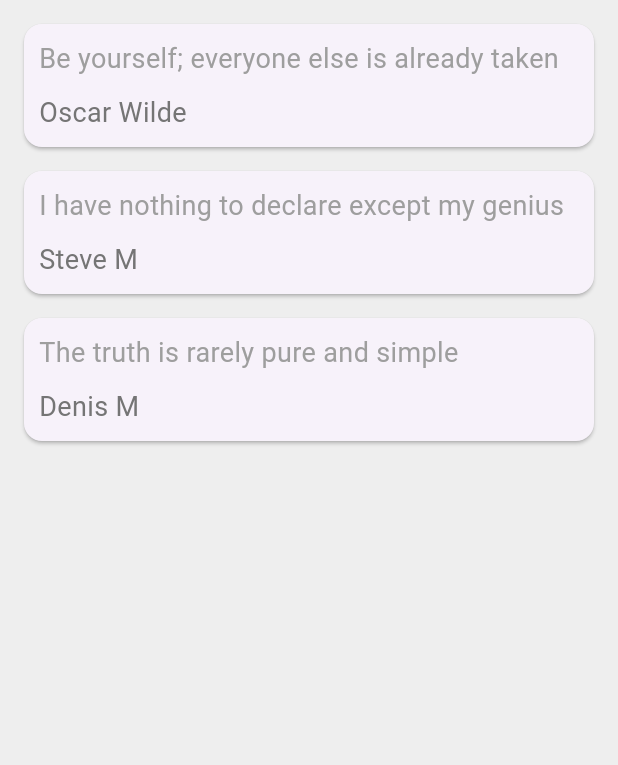
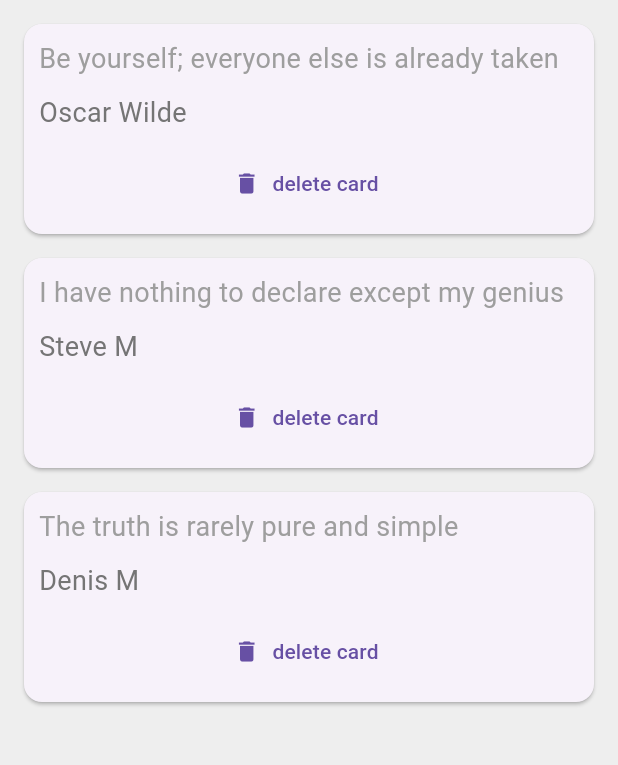
Before and after one commit to Gichunga/quoty, a Flutter app: the screen it shows after launch, on a phone screen of 412 x 824 dp, the part 84-849 px from its top. Run offline on Flutter 3.47's test engine with Material 3 defaults, Android fonts, the phone set to English and light mode, and no system bars.

Commit message:
add delete functiionality to quotes

```diff
--- a/lib/main.dart
+++ b/lib/main.dart
@@ -36,7 +36,14 @@ class _QuoteListState extends State<QuoteList> {
         ),
       ),
       body: Column(
-        children: quotes.map((quote) => QuoteCard(quote: quote)).toList(),
+        children: quotes.map((quote) => QuoteCard(
+          quote: quote,
+          delete: () {
+            setState(() {
+              quotes.remove(quote);
+            });
+          }
+        )).toList(),
       ),
     );
   }
--- a/lib/quote_card.dart
+++ b/lib/quote_card.dart
@@ -3,11 +3,8 @@ import 'quote.dart';
 
 class QuoteCard extends StatelessWidget {
   final Quote quote;
-  // const QuoteCard({
-  //   super.key,
-  // });
-
-  QuoteCard({required this.quote});
+  final VoidCallback delete;
+  const QuoteCard({super.key, required this.quote, required this.delete});
 
   @override
   Widget build(BuildContext context) {
@@ -33,6 +30,12 @@ class QuoteCard extends StatelessWidget {
                 fontSize: 18.0,
               ),
             ),
+            const SizedBox(height: 10.0),
+            TextButton.icon(
+              onPressed: delete,
+              label: Text('delete card'),
+              icon: Icon(Icons.delete),
+            ),
           ],
         ),
       ),
```
